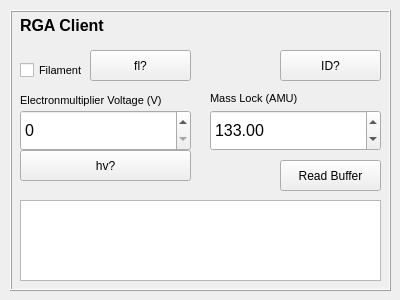
Old version of the form lib/clients/gui/RGA_gui.ui in the repository barium-project/barium.
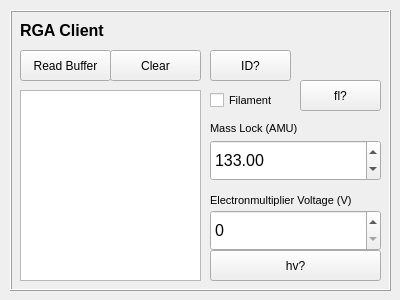
New version of the form.

What changed in the file:
```diff
--- a/lib/clients/gui/RGA_gui.ui
+++ b/lib/clients/gui/RGA_gui.ui
@@ -31,10 +31,10 @@
    <widget class="QCheckBox" name="rga_filament_checkbox">
     <property name="geometry">
      <rect>
-      <x>10</x>
-      <y>40</y>
-      <width>81</width>
-      <height>41</height>
+      <x>200</x>
+      <y>80</y>
+      <width>91</width>
+      <height>21</height>
      </rect>
     </property>
     <property name="font">
@@ -52,8 +52,8 @@
    <widget class="QLabel" name="label_2">
     <property name="geometry">
      <rect>
-      <x>10</x>
-      <y>80</y>
+      <x>200</x>
+      <y>180</y>
       <width>171</width>
       <height>21</height>
      </rect>
@@ -71,7 +71,7 @@
     <property name="geometry">
      <rect>
       <x>200</x>
-      <y>80</y>
+      <y>110</y>
       <width>171</width>
       <height>16</height>
      </rect>
@@ -88,8 +88,8 @@
    <widget class="QSpinBox" name="rga_voltage_spinbox">
     <property name="geometry">
      <rect>
-      <x>10</x>
-      <y>100</y>
+      <x>200</x>
+      <y>200</y>
       <width>171</width>
       <height>41</height>
      </rect>
@@ -110,9 +110,9 @@
     <property name="geometry">
      <rect>
       <x>10</x>
-      <y>0</y>
-      <width>101</width>
-      <height>31</height>
+      <y>10</y>
+      <width>211</width>
+      <height>21</height>
      </rect>
     </property>
     <property name="font">
@@ -129,9 +129,9 @@
    <widget class="QPushButton" name="rga_id_button">
     <property name="geometry">
      <rect>
-      <x>270</x>
+      <x>200</x>
       <y>40</y>
-      <width>101</width>
+      <width>81</width>
       <height>31</height>
      </rect>
     </property>
@@ -143,7 +143,7 @@
     <property name="geometry">
      <rect>
       <x>200</x>
-      <y>100</y>
+      <y>130</y>
       <width>171</width>
       <height>41</height>
      </rect>
@@ -166,8 +166,8 @@
    <widget class="QPushButton" name="rga_hv_button">
     <property name="geometry">
      <rect>
-      <x>10</x>
-      <y>140</y>
+      <x>200</x>
+      <y>240</y>
       <width>171</width>
       <height>31</height>
      </rect>
@@ -179,9 +179,9 @@
    <widget class="QPushButton" name="rga_fl_button">
     <property name="geometry">
      <rect>
-      <x>80</x>
-      <y>40</y>
-      <width>101</width>
+      <x>290</x>
+      <y>70</y>
+      <width>81</width>
       <height>31</height>
      </rect>
     </property>
@@ -192,9 +192,9 @@
    <widget class="QPushButton" name="rga_read_buffer_button">
     <property name="geometry">
      <rect>
-      <x>270</x>
-      <y>150</y>
-      <width>101</width>
+      <x>10</x>
+      <y>40</y>
+      <width>91</width>
       <height>31</height>
      </rect>
     </property>
@@ -202,16 +202,29 @@
      <string>Read Buffer</string>
     </property>
    </widget>
-   <widget class="QTextBrowser" name="rga_buffer_text">
+   <widget class="QPlainTextEdit" name="rga_buffer_text">
     <property name="geometry">
      <rect>
       <x>10</x>
-      <y>190</y>
-      <width>361</width>
-      <height>81</height>
+      <y>80</y>
+      <width>181</width>
+      <height>191</height>
      </rect>
     </property>
    </widget>
+   <widget class="QPushButton" name="rga_clear_button">
+    <property name="geometry">
+     <rect>
+      <x>100</x>
+      <y>40</y>
+      <width>91</width>
+      <height>31</height>
+     </rect>
+    </property>
+    <property name="text">
+     <string>Clear</string>
+    </property>
+   </widget>
   </widget>
  </widget>
  <resources/>
```
